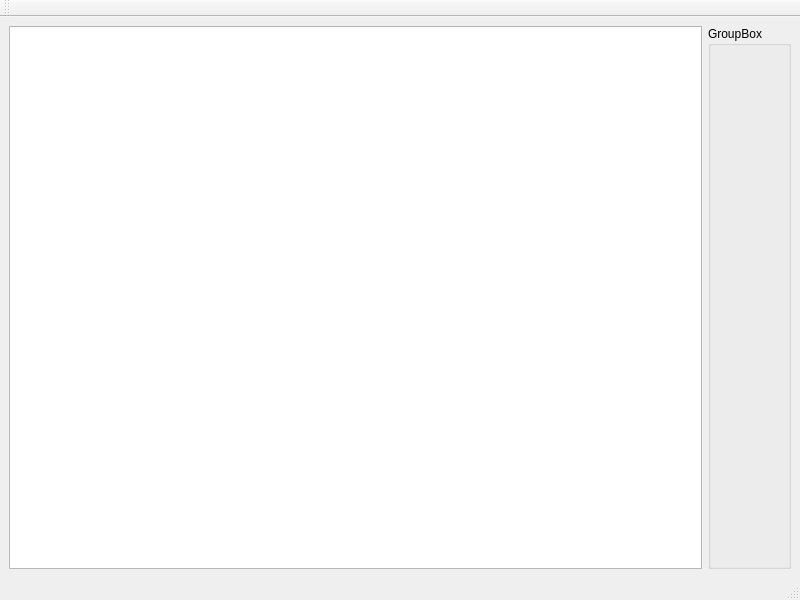
Old version of the form qt/ui/mainwindow.ui in the repository avi-gecko/postgre-editor.
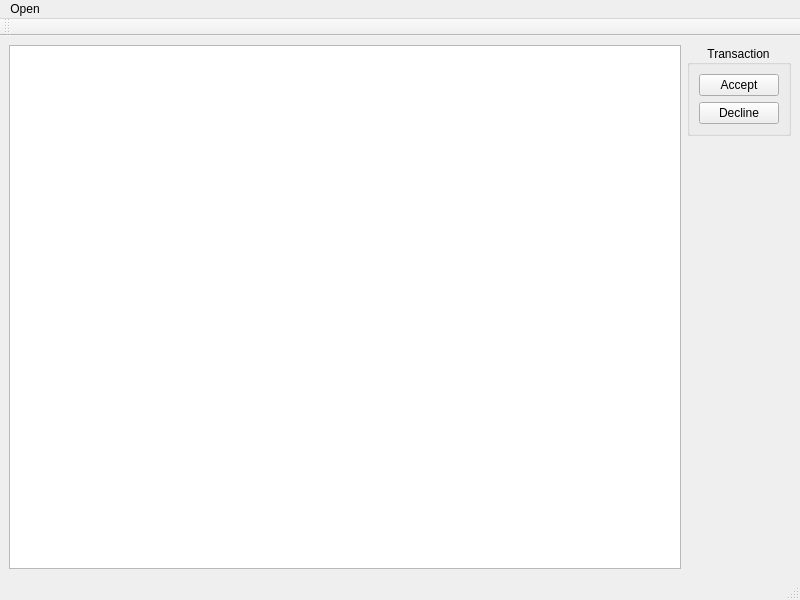
New version of the form.

What changed in the file:
```diff
--- a/qt/ui/mainwindow.ui
+++ b/qt/ui/mainwindow.ui
@@ -18,11 +18,30 @@
     <item>
      <widget class="QTableView" name="tableView"/>
     </item>
-    <item>
+    <item alignment="Qt::AlignTop">
      <widget class="QGroupBox" name="groupBox">
       <property name="title">
-       <string>GroupBox</string>
+       <string>Transaction</string>
       </property>
+      <property name="alignment">
+       <set>Qt::AlignCenter</set>
+      </property>
+      <layout class="QVBoxLayout" name="verticalLayout">
+       <item>
+        <widget class="QPushButton" name="acceptButton">
+         <property name="text">
+          <string>Accept</string>
+         </property>
+        </widget>
+       </item>
+       <item>
+        <widget class="QPushButton" name="declineButton">
+         <property name="text">
+          <string>Decline</string>
+         </property>
+        </widget>
+       </item>
+      </layout>
      </widget>
     </item>
    </layout>
@@ -36,6 +55,14 @@
      <height>23</height>
     </rect>
    </property>
+   <widget class="QMenu" name="menuOpen">
+    <property name="title">
+     <string>Open</string>
+    </property>
+    <addaction name="actionConnect_to_a_database"/>
+    <addaction name="actionClose_connection"/>
+   </widget>
+   <addaction name="menuOpen"/>
   </widget>
   <widget class="QStatusBar" name="statusbar"/>
   <widget class="QToolBar" name="toolBar">
```
Left out of the diff: 10 changed lines with no effect on the pictures.
